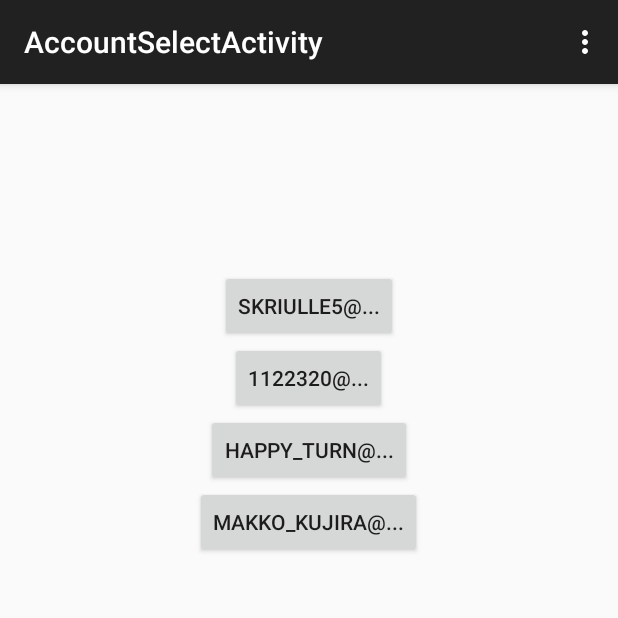
After one commit to NIT-Anan-Procon/android_smaoni, an Android app: the AccountSelectActivity screen opened directly, with no data from a screen before it, on a phone screen of 412 x 824 dp, the top half of it. The commit adds this screen. Run offline under Robolectric (Android 15) with nearby library versions, the phone set to English and light mode, and no system bars.

Commit message:
compel select account

```diff
--- a/SmaOni/app/src/main/AndroidManifest.xml
+++ b/SmaOni/app/src/main/AndroidManifest.xml
@@ -5,8 +5,6 @@
     <uses-permission android:name="android.permission.ACCESS_FINE_LOCATION" />
     <uses-permission android:name="android.permission.ACCESS_COARSE_LOCATION" />
     <uses-permission android:name="android.permission.INTERNET" />
-
-
 
     <application
         android:allowBackup="true"
@@ -54,6 +52,10 @@
             android:name=".activity.ResultActivity"
             android:label="@string/title_activity_result" >
         </activity>
+        <activity
+            android:name=".activity.AccountSelectActivity"
+            android:label="@string/title_activity_account_select" >
+        </activity>
     </application>
 
 </manifest>
--- /dev/null
+++ b/SmaOni/app/src/main/java/jp/ac/anan_nct/smaoni_elide/activity/AccountSelectActivity.java
@@ -0,0 +1,88 @@
+package jp.ac.anan_nct.smaoni_elide.activity;
+
+import android.os.Bundle;
+import android.support.v7.app.ActionBarActivity;
+import android.view.Menu;
+import android.view.MenuItem;
+import android.view.View;
+import android.widget.Button;
+
+import jp.ac.anan_nct.smaoni_elide.R;
+import jp.ac.anan_nct.smaoni_elide.model.User;
+
+public class AccountSelectActivity extends ActionBarActivity {
+
+    Button A, B, C, D;
+
+    @Override
+    protected void onCreate(Bundle savedInstanceState) {
+        super.onCreate(savedInstanceState);
+        setContentView(R.layout.activity_account_select);
+
+        A = (Button)findViewById(R.id.buttonA);
+        B = (Button)findViewById(R.id.buttonB);
+        C = (Button)findViewById(R.id.buttonC);
+        D = (Button)findViewById(R.id.buttonD);
+
+        setAction();
+    }
+
+    void setAction(){
+        A.setOnClickListener(new View.OnClickListener() {
+            @Override
+            public void onClick(View v) {
+                HomeActivity.me = new User("skriulle5@gmail.com", "kashifuku", "かし");
+                HomeActivity.hasSet = true;
+                finish();
+            }
+        });
+        B.setOnClickListener(new View.OnClickListener() {
+            @Override
+            public void onClick(View v) {
+                HomeActivity.me = new User("1122320@st.anan-nct.ac.jp", "morikohki", "もりりん");
+                HomeActivity.hasSet = true;
+                finish();
+            }
+        });
+        C.setOnClickListener(new View.OnClickListener() {
+            @Override
+            public void onClick(View v) {
+                HomeActivity.me = new User("happy_turn@yahoo.co.jp", "happyturn", "ひらっぴ");
+                HomeActivity.hasSet = true;
+                finish();
+            }
+        });
+        D.setOnClickListener(new View.OnClickListener() {
+            @Override
+            public void onClick(View v) {
+                HomeActivity.me = new User("makko_kujira@docomo.ne.jp", "shironagasu", "GUCCI");
+                HomeActivity.hasSet = true;
+                finish();
+            }
+        });
+
+    }
+
+
+    @Override
+    public boolean onCreateOptionsMenu(Menu menu) {
+        // Inflate the menu; this adds items to the action bar if it is present.
+        getMenuInflater().inflate(R.menu.menu_account_select, menu);
+        return true;
+    }
+
+    @Override
+    public boolean onOptionsItemSelected(MenuItem item) {
+        // Handle action bar item clicks here. The action bar will
+        // automatically handle clicks on the Home/Up button, so long
+        // as you specify a parent activity in AndroidManifest.xml.
+        int id = item.getItemId();
+
+        //noinspection SimplifiableIfStatement
+        if (id == R.id.action_settings) {
+            return true;
+        }
+
+        return super.onOptionsItemSelected(item);
+    }
+}
--- a/SmaOni/app/src/main/java/jp/ac/anan_nct/smaoni_elide/activity/ReceptionActivity.java
+++ b/SmaOni/app/src/main/java/jp/ac/anan_nct/smaoni_elide/activity/ReceptionActivity.java
@@ -90,7 +90,7 @@ public class ReceptionActivity extends GPS{
             jsonArray = new JSONArray();
 
             Player p = new Player("aさん", new Position(0, 0), Color.BLUE);
-            //本来なら自分のIDと名前
+
 /*
         MemberView m1 = new MemberView(this, null);
         gameData.resetPlayer(0, p);
--- a/SmaOni/app/src/main/java/jp/ac/anan_nct/smaoni_elide/model/Communication.java
+++ b/SmaOni/app/src/main/java/jp/ac/anan_nct/smaoni_elide/model/Communication.java
@@ -62,10 +62,8 @@ public class Communication extends AsyncTask {
         ArrayList<NameValuePair> params = new ArrayList<NameValuePair>();
         HttpResponse res = null;
         try {
-          //  params.add(new BasicNameValuePair("account", "skriulle5@gmail.com"));
-          //  params.add(new BasicNameValuePair("password", "kashifuku"));
-            params.add(new BasicNameValuePair("account", "1122320@st.anan-nct.ac.jp"));
-            params.add(new BasicNameValuePair("password", "morikohki"));
+            params.add(new BasicNameValuePair("account", gameData.getMe().getAccount()));
+            params.add(new BasicNameValuePair("password", gameData.getMe().getPassword()));
             params.add(new BasicNameValuePair("x", gameData.getMe().getPos().getX() + ""));
             params.add(new BasicNameValuePair("y", gameData.getMe().getPos().getY() + ""));
         }catch (Exception e){
--- a/SmaOni/app/src/main/java/jp/ac/anan_nct/smaoni_elide/model/GameData.java
+++ b/SmaOni/app/src/main/java/jp/ac/anan_nct/smaoni_elide/model/GameData.java
@@ -1,6 +1,8 @@
 package jp.ac.anan_nct.smaoni_elide.model;
 
 import android.util.Log;
+
+import jp.ac.anan_nct.smaoni_elide.activity.HomeActivity;
 
 /**
  * Created by skriulle on 2015/03/02.
@@ -25,7 +27,7 @@ public class GameData{
         }
         oniPosition = new Position(-1, -1);
         colors = Colors.colors;
-        me = new Player();
+        me = new Player(HomeActivity.me);
         iAm = 0;
     }
 
--- /dev/null
+++ b/SmaOni/app/src/main/res/layout/activity_account_select.xml
@@ -0,0 +1,42 @@
+<RelativeLayout xmlns:android="http://schemas.android.com/apk/res/android"
+    xmlns:tools="http://schemas.android.com/tools" android:layout_width="match_parent"
+    android:layout_height="match_parent" android:paddingLeft="@dimen/activity_horizontal_margin"
+    android:paddingRight="@dimen/activity_horizontal_margin"
+    android:paddingTop="@dimen/activity_vertical_margin"
+    android:paddingBottom="@dimen/activity_vertical_margin"
+    tools:context="jp.ac.anan_nct.smaoni_elide.activity.AccountSelectActivity">
+
+
+    <Button
+        android:layout_width="wrap_content"
+        android:layout_height="wrap_content"
+        android:text="skriulle5@..."
+        android:id="@+id/buttonA"
+        android:layout_alignParentTop="true"
+        android:layout_centerHorizontal="true"
+        android:layout_marginTop="108dp" />
+
+    <Button
+        android:layout_width="wrap_content"
+        android:layout_height="wrap_content"
+        android:text="1122320@..."
+        android:id="@+id/buttonB"
+        android:layout_below="@+id/buttonA"
+        android:layout_centerHorizontal="true" />
+
+    <Button
+        android:layout_width="wrap_content"
+        android:layout_height="wrap_content"
+        android:text="happy_turn@..."
+        android:id="@+id/buttonC"
+        android:layout_below="@+id/buttonB"
+        android:layout_centerHorizontal="true" />
+
+    <Button
+        android:layout_width="wrap_content"
+        android:layout_height="wrap_content"
+        android:text="makko_kujira@..."
+        android:id="@+id/buttonD"
+        android:layout_below="@+id/buttonC"
+        android:layout_centerHorizontal="true" />
+</RelativeLayout>
--- /dev/null
+++ b/SmaOni/app/src/main/res/menu/menu_account_select.xml
@@ -0,0 +1,7 @@
+<menu xmlns:android="http://schemas.android.com/apk/res/android"
+    xmlns:app="http://schemas.android.com/apk/res-auto"
+    xmlns:tools="http://schemas.android.com/tools"
+    tools:context="jp.ac.anan_nct.smaoni_elide.activity.AccountSelectActivity">
+    <item android:id="@+id/action_settings" android:title="@string/action_settings"
+        android:orderInCategory="100" app:showAsAction="never" />
+</menu>
--- a/SmaOni/app/src/main/res/values/strings.xml
+++ b/SmaOni/app/src/main/res/values/strings.xml
@@ -12,5 +12,6 @@
     <string name="title_activity_oni_gokko">OniGokko</string>
     <string name="title_activity_comment">CommentActivity</string>
     <string name="title_activity_result">ResultActivity</string>
+    <string name="title_activity_account_select">AccountSelectActivity</string>
 
 </resources>
```
Also changed, not shown: SmaOni/app/src/main/java/jp/ac/anan_nct/smaoni_elide/activity/CommentActivity.java (+6 -3 lines), SmaOni/app/src/main/java/jp/ac/anan_nct/smaoni_elide/activity/HomeActivity.java (+22 -23 lines), SmaOni/app/src/main/java/jp/ac/anan_nct/smaoni_elide/activity/OniGokkoActivity.java (+0 -7 lines), SmaOni/app/src/main/java/jp/ac/anan_nct/smaoni_elide/activity/SelectActivity.java (+21 -57 lines), SmaOni/app/src/main/java/jp/ac/anan_nct/smaoni_elide/model/Player.java (+9 -6 lines), SmaOni/app/src/main/java/jp/ac/anan_nct/smaoni_elide/model/User.java (+7 -2 lines), SmaOni/app/src/main/res/layout/activity_home.xml (+0 -7 lines).
